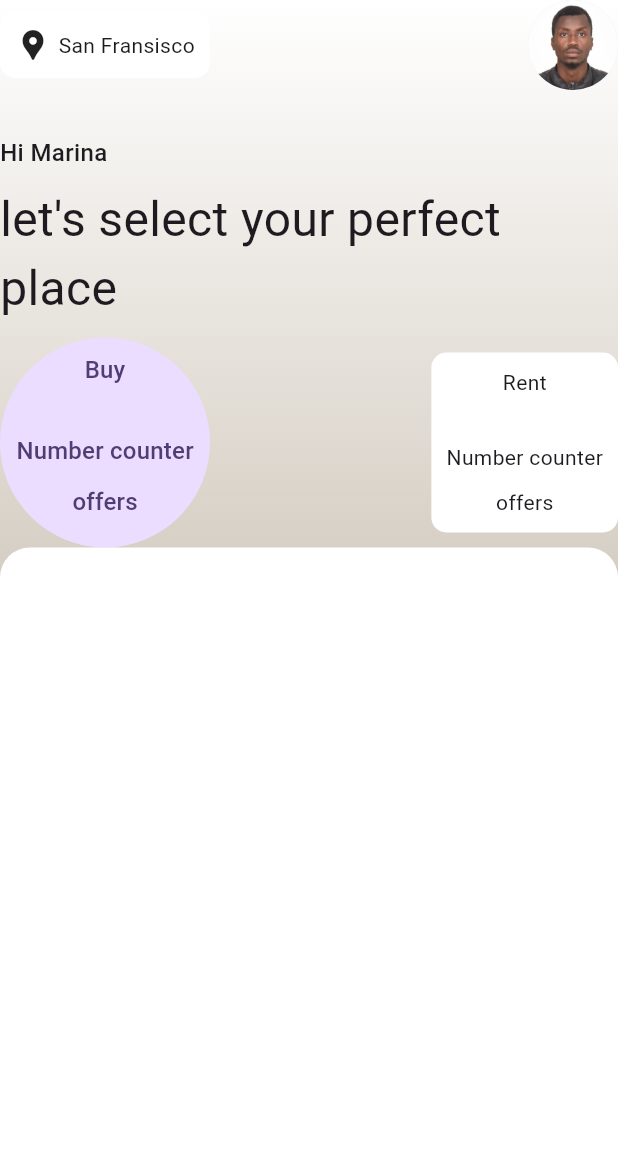
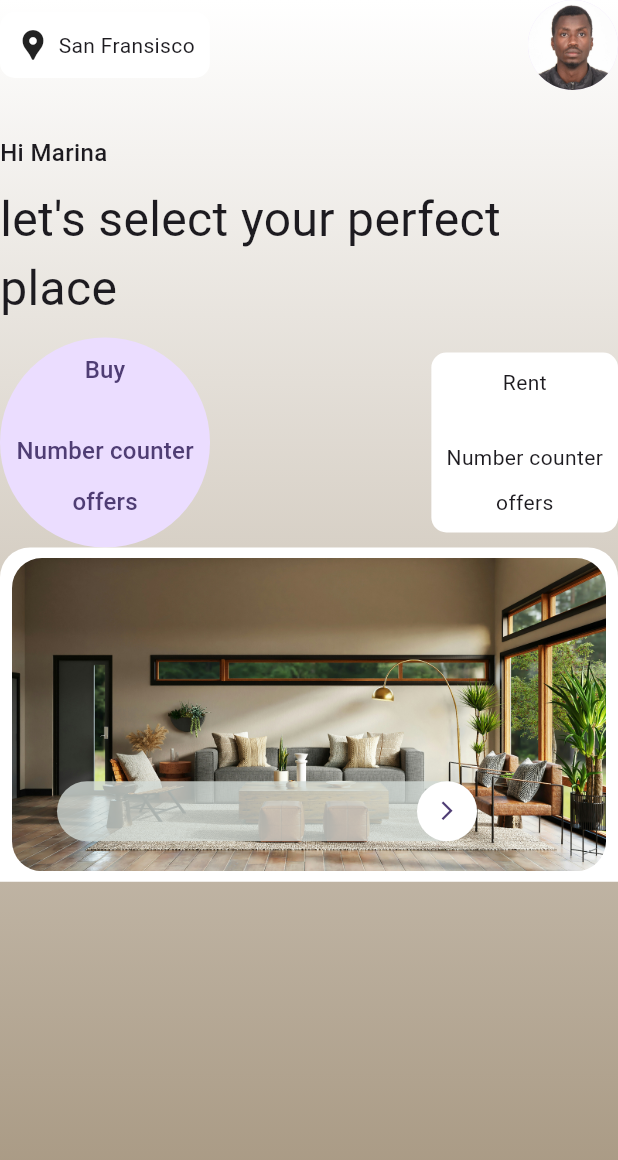
Before and after one commit to SnowJunior/flutter_animation, a Flutter app: the screen it shows after launch, on a phone screen of 412 x 824 dp. Shown: the top 1160 px of the screen. Run offline on Flutter 3.47's test engine with Material 3 defaults, Android fonts, the phone set to English and light mode, and no system bars; drawn by our look-alikes of flutter_animate.

```diff
--- /dev/null
+++ b/lib/components/card_item.dart
@@ -0,0 +1,67 @@
+import 'package:flutter/material.dart';
+
+class HouseItem extends StatefulWidget {
+  final String imageUrl;
+  final String houseName;
+  const HouseItem({super.key, required this.imageUrl, required this.houseName});
+
+  @override
+  State<HouseItem> createState() => _HouseItemState();
+}
+
+class _HouseItemState extends State<HouseItem> {
+  @override
+  Widget build(BuildContext context) {
+    return Stack(
+      children: [
+        Container(
+          // height: 200,
+          decoration: BoxDecoration(
+            borderRadius: BorderRadius.circular(10),
+          ),
+          child: ClipRRect(
+            borderRadius: BorderRadius.circular(20),
+            child: Column(
+              children: [
+                Image.asset('assets/image2.jpg'),
+              ],
+            ),
+          ),
+        ),
+        Positioned(
+          left: 30,
+          bottom: 20,
+          child: TweenAnimationBuilder(
+            tween: Tween<double>(begin: 0.0, end: 280.0),
+            duration: const Duration(milliseconds: 5000),
+            builder: (context, double width, child) {
+              return Stack(
+                children: [
+                  Container(
+                    width: width,
+                    decoration: BoxDecoration(
+                      borderRadius: BorderRadius.circular(20),
+                      color: const Color(0xffD2DAD6).withOpacity(.8),
+                    ),
+                    child: const Row(
+                      mainAxisAlignment: MainAxisAlignment.end,
+                      children: [
+                        CircleAvatar(
+                          backgroundColor: Colors.white,
+                          child: Icon(
+                            Icons.arrow_forward_ios,
+                            size: 15,
+                          ),
+                        )
+                      ],
+                    ),
+                  ),
+                ],
+              );
+            },
+          ),
+        ),
+      ],
+    );
+  }
+}
--- a/lib/features/home_screen.dart
+++ b/lib/features/home_screen.dart
@@ -1,5 +1,6 @@
 import 'package:flutter/material.dart';
 import 'package:flutter_animate/flutter_animate.dart';
+import 'package:real_estate/components/card_item.dart';
 
 class HomeScreen extends StatefulWidget {
   const HomeScreen({super.key});
@@ -7,6 +8,13 @@ class HomeScreen extends StatefulWidget {
   @override
   State<HomeScreen> createState() => _HomeScreenState();
 }
+
+const availableHouses = [
+  {"image": 'assets/image2.jpg', "text": 'Gladkova St., 25'},
+  {"image": 'assets/image3.jpg', "text": 'Gunbina St., 11'},
+  {"image": 'assets/image5.jpg', "text": 'Trefoleva St., 43'},
+  {"image": 'assets/image6.jpg', "text": 'Sedova St., 22'},
+];
 
 class _HomeScreenState extends State<HomeScreen> {
   @override
@@ -80,7 +88,7 @@ class _HomeScreenState extends State<HomeScreen> {
               const Text(
                 'Hi Marina',
                 style: TextStyle(fontSize: 16, fontWeight: FontWeight.w500),
-              ),
+              ).animate().fade(duration: 300.ms).show(delay: 1000.ms),
               const SizedBox(
                 height: 10,
               ),
@@ -89,7 +97,14 @@ class _HomeScreenState extends State<HomeScreen> {
                 style: TextStyle(
                   fontSize: 32,
                 ),
-              ),
+              )
+                  .animate()
+                  .fadeIn(
+                    duration: 500.ms,
+                    curve: Curves.easeIn,
+                    begin: 0.0,
+                  )
+                  .slideY(begin: -1.0, end: 0.0, delay: 1500.ms),
               const SizedBox(
                 height: 10,
               ),
@@ -115,7 +130,7 @@ class _HomeScreenState extends State<HomeScreen> {
                         ],
                       ),
                     ),
-                  ),
+                  ).animate().fade(duration: 1200.ms).scale(delay: 1700.ms),
                   const SizedBox(
                     width: 20,
                   ),
@@ -140,10 +155,12 @@ class _HomeScreenState extends State<HomeScreen> {
                         ],
                       ),
                     ),
-                  ),
+                  ).animate().fade(duration: 1200.ms).scale(delay: 1700.ms),
                 ],
               ),
               Expanded(
+                child: SingleChildScrollView(
+                  scrollDirection: Axis.vertical,
                   child: Container(
                     decoration: const BoxDecoration(
                       color: Colors.white,
@@ -152,10 +169,24 @@ class _HomeScreenState extends State<HomeScreen> {
                         topRight: Radius.circular(20),
                       ),
                     ),
+                    child: const Padding(
+                      padding: EdgeInsets.symmetric(horizontal: 8.0, vertical: 7.0),
                       child: Column(
-                    children: [Container()],
+                        children: [
+                          HouseItem(imageUrl: '', houseName: '',),
+                        ],
                       ),
                     ),
+                  ),
+                ),
+              )
+                  .animate()
+                  .fadeIn(duration: 2000.ms, curve: Curves.easeIn, begin: 0.0)
+                  .slide(
+                    begin: const Offset(0.0, 1.0),
+                    end: Offset.zero,
+                    curve: Curves.easeIn,
+                    delay: 2500.ms,
                   ),
             ],
           ),
```
Also changed, not shown: assets/image2.jpg (added), assets/image3.jpg (added), assets/image5.jpg (added), assets/image6.jpg (added). Lines whose indentation alone changed are shown as unchanged.
